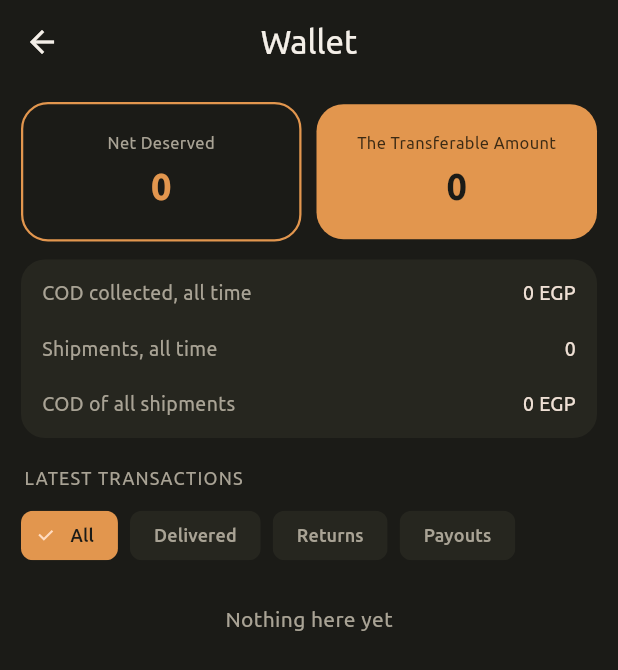
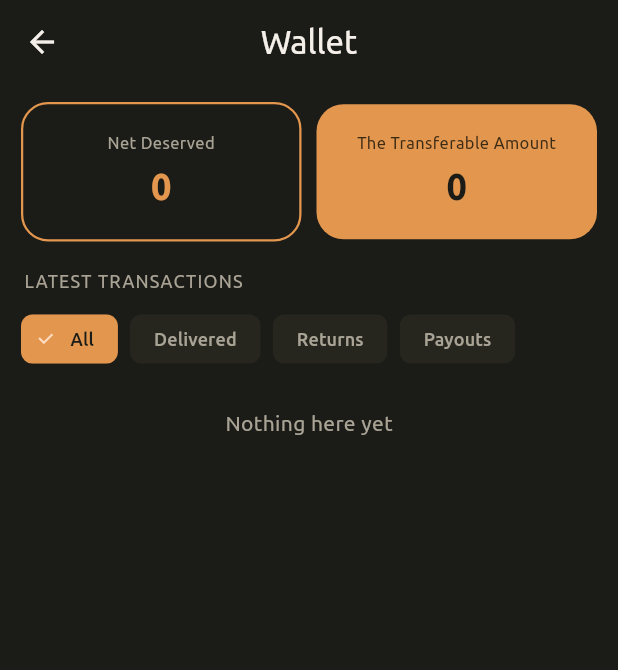
Before and after one commit to Deliveric/Shipper-App, a Flutter app: the AccountsScreen screen opened directly, on a phone screen of 412 x 824 dp. Shown: the top 670 px of the screen. Run offline on Flutter 3.47's test engine with Material 3 defaults, Android fonts, the phone set to English and light mode, and no system bars; our stand-ins replace shared_preferences; missing offline and left inert: dart:html; accounts and stored records are empty.

Commit message:
Remove all-time figures; restore times on transactions
Co-Authored-By: Claude Sonnet 5.5 <noreply@anthropic.com>
Claude-Session: https://claude.ai/code/session_01P5RQ5F6J8BBVxsB2wnNKQk

```diff
--- a/lib/screens/accounts_screen.dart
+++ b/lib/screens/accounts_screen.dart
@@ -44,16 +44,6 @@ class _AccountsScreenState extends State<AccountsScreen> {
                 const SizedBox(width: 10),
                 _chip('The Transferable Amount', d.transferable),
               ]),
-              const SizedBox(height: 12),
-              Container(
-                padding: const EdgeInsets.symmetric(horizontal: 14, vertical: 4),
-                decoration: BoxDecoration(color: Brand.card, borderRadius: BorderRadius.circular(16)),
-                child: Column(children: [
-                  _row('COD collected, all time', '${fmt(d.codCollected)} EGP'),
-                  _row('Shipments, all time', fmt(d.allCount)),
-                  _row('COD of all shipments', '${fmt(d.allCod)} EGP'),
-                ]),
-              ),
               Padding(
                 padding: const EdgeInsets.fromLTRB(2, 18, 2, 8),
                 child: Text('LATEST TRANSACTIONS', style: const TextStyle(fontSize: 12, color: Brand.muted, letterSpacing: .8)),
@@ -92,7 +82,7 @@ class _AccountsScreenState extends State<AccountsScreen> {
   Widget _tx(BuildContext context, Tx t) {
     final n = t.net;
     final d = t.date;
-    final date = '${d.year}-${d.month.toString().padLeft(2, '0')}-${d.day.toString().padLeft(2, '0')}';
+    final date = '${d.year}-${d.month.toString().padLeft(2, '0')}-${d.day.toString().padLeft(2, '0')} ${d.hour.toString().padLeft(2, '0')}:${d.minute.toString().padLeft(2, '0')}';
     return Card(
       margin: const EdgeInsets.only(bottom: 8),
       child: ListTile(
--- a/lib/screens/home_screen.dart
+++ b/lib/screens/home_screen.dart
@@ -63,10 +63,8 @@ class HomeScreen extends StatelessWidget {
               Row(children: [
                 Expanded(child: _box('In operation', '${op.length}', 'shipments')),
                 const SizedBox(width: 10),
-                Expanded(child: _box('All time', fmt(d.allCount), 'shipments · ${fmt(d.allCod)} EGP')),
+                Expanded(child: _box('Pickup requests', '$pickups', 'waiting to be picked up')),
               ]),
-              const SizedBox(height: 10),
-              _box('Pickup requests', '$pickups', 'waiting to be picked up'),
               const SizedBox(height: 14),
               Row(mainAxisAlignment: MainAxisAlignment.spaceAround, children: [
                 _act(Icons.add, tr(context, 'new_shipment'), () => onTab(0)),
```
Also changed, not shown: lib/screens/reports_screen.dart (+0 -29 lines).
